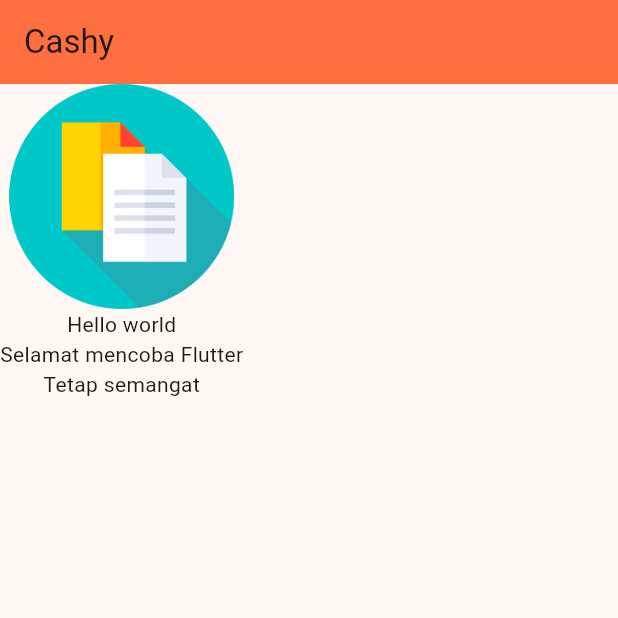
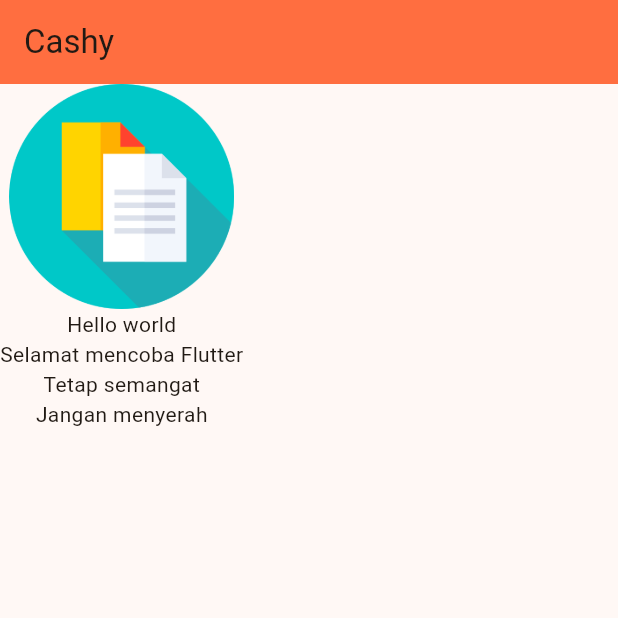
Before and after one commit to nabilraihann/cashy_app, a Flutter app: the screen it shows after launch, on a phone screen of 412 x 824 dp, the top half of it. Run offline on Flutter 3.47's test engine with Material 2 defaults, Android fonts, the phone set to English and light mode, and no system bars.

Commit message:
tambah teks 2

```diff
--- a/analysis_options.yaml
+++ b/analysis_options.yaml
@@ -7,7 +7,7 @@
 
 # The following line activates a set of recommended lints for Flutter apps,
 # packages, and plugins designed to encourage good coding practices.
-include: package:flutter_lints/flutter.yaml
+# include: package:flutter_lints/flutter.yaml
 
 linter:
   # The lint rules applied to this project can be customized in the
--- a/lib/main.dart
+++ b/lib/main.dart
@@ -32,7 +32,8 @@ class MyApp extends StatelessWidget {
               ),
               Text("Hello world"),
               Text("Selamat mencoba Flutter"),
-              Text("Tetap semangat")
+              Text("Tetap semangat"),
+              Text("Jangan menyerah")
             ],
           ),
         )),
```
